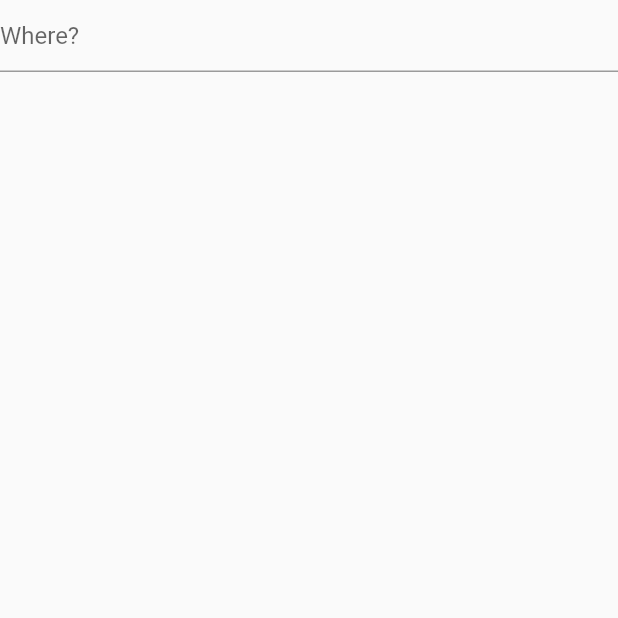
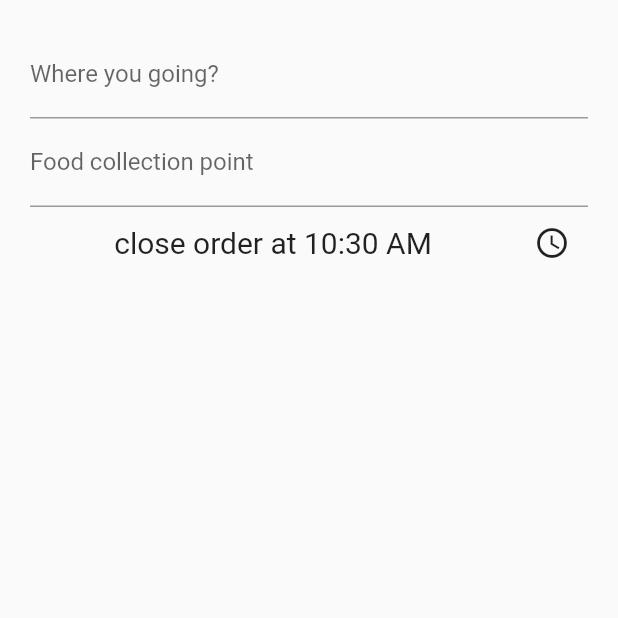
Before and after one commit to iamjackslayer/HawkerJio, a Flutter app: the CreateJioPage screen opened by its route, on a phone screen of 412 x 824 dp, the top half of it. Run offline on Flutter 3.47's test engine with Material 2 defaults, Android fonts, the phone set to English and light mode, and no system bars; our stand-ins replace cloud_firestore; accounts and stored records are empty.

Commit message:
added select closing time for deliverer

```diff
--- a/lib/create_jio_page.dart
+++ b/lib/create_jio_page.dart
@@ -1,4 +1,7 @@
+import 'dart:async';
+
 import 'package:flutter/material.dart';
+import 'package:intl/intl.dart';
 import 'package:cloud_firestore/cloud_firestore.dart';
 
 
@@ -8,20 +11,84 @@ class CreateJioPage extends StatefulWidget {
 }
 
 class _CreateJioPageState extends State<CreateJioPage> {
+  TimeOfDay chosenTime;
+  String _defaultTimeText;
+
+
+  @override
+  void initState() {
+    chosenTime = new TimeOfDay.now();
+    _defaultTimeText = "${chosenTime.hour > 12 ? chosenTime.hour - 12 : chosenTime.hour}:${chosenTime.minute} ${chosenTime.hour > 12 ? 'PM' : 'AM'}";;
+
+  }
+
+  // callback for showDatePicker. invoked when user tries to key in date in the form
+  Future _chooseDate(BuildContext context) async {
+    chosenTime = await showTimePicker(
+      context: context,
+      initialTime: new TimeOfDay.now(),
+    );
+    if (chosenTime == null) return null;
+    setState(() {
+      _defaultTimeText = "${chosenTime.hour > 12 ? chosenTime.hour - 12 : chosenTime.hour}:${chosenTime.minute} ${chosenTime.hour > 12 ? 'PM' : 'AM'}";
+      // send this info to datastore
+      //...
+    });
+
+      return null;
+  }
+
   @override
   Widget build(BuildContext context) {
     return new Scaffold(
-      body: new Center(
+      body: new Container(
+        padding: new EdgeInsets.all(20.0),
         child: new Form(
-            child: new ListView(
+            child: new Column(
               children: <Widget>[
                 new TextFormField(
-                  decoration: new InputDecoration(hintText: "Where?"),
+                  validator: null,
+                  decoration: new InputDecoration(labelText: "Where you going?", hintText: "e.g. Newton Food Center"),
+                ),
+                new TextFormField(
+                  validator: null,
+                  decoration: new InputDecoration(labelText: "Food collection point", hintText: "e.g void deck at blk 27"),
+                ),
+
+                new Row(
+                  children: <Widget>[
+                    new Expanded(
+                      flex: 2,
+                      child: new InkWell(
+                        child: new Text("close order at $_defaultTimeText",
+                          textAlign: TextAlign.center,
+                          style: new TextStyle(
+                              fontSize: 20.0
+                          ),
+                        ),
+                        onTap: () {
+                          _chooseDate(context);
+                        },
+
+                      )
+                    ),
+                    new IconButton(
+                      icon: new Icon(Icons.access_time),
+                      onPressed: () {
+                        _chooseDate(context);
+                      }
+                    )
+
+                  ],
                 )
+
+
               ],
             )
         )
       ),
     );
+
+
   }
 }
--- a/pubspec.yaml
+++ b/pubspec.yaml
@@ -7,9 +7,10 @@ dependencies:
 
   # The following adds the Cupertino Icons font to your application.
   # Use with the CupertinoIcons class for iOS style icons.
-  cupertino_icons: ^0.1.0
+  cupertino_icons: ^0.1.0 #new
 
   cloud_firestore: ^0.7.0 # new
+  intl: 0.15.6 #new
 
 dev_dependencies:
   flutter_test:
```
Also changed, not shown: pubspec.lock.
